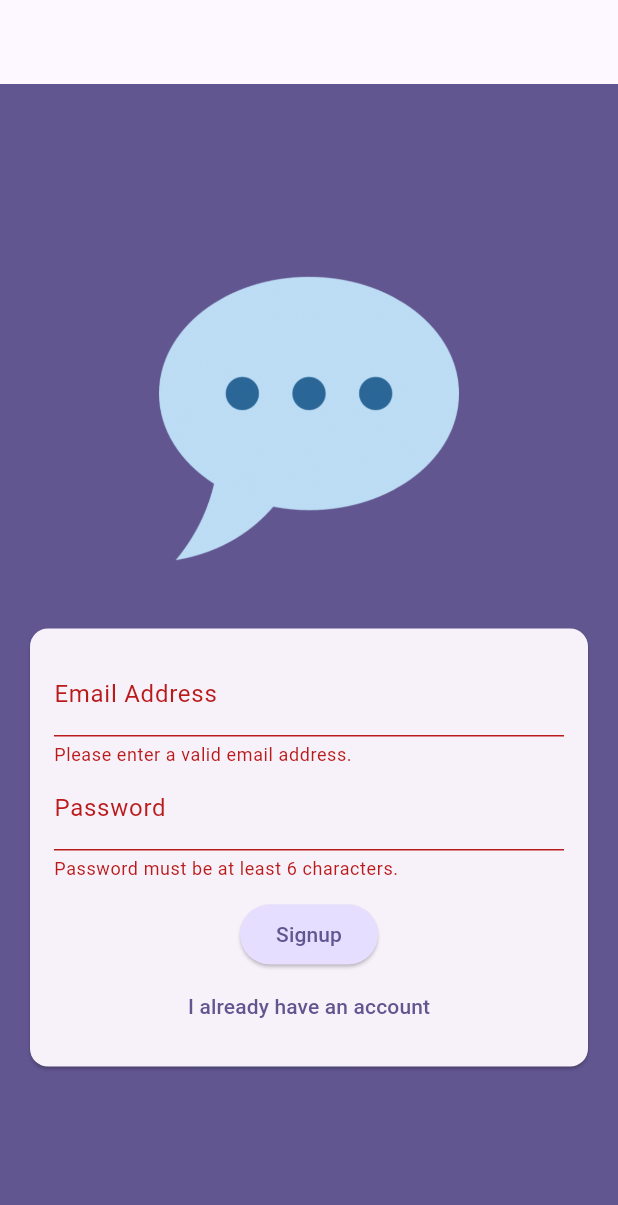
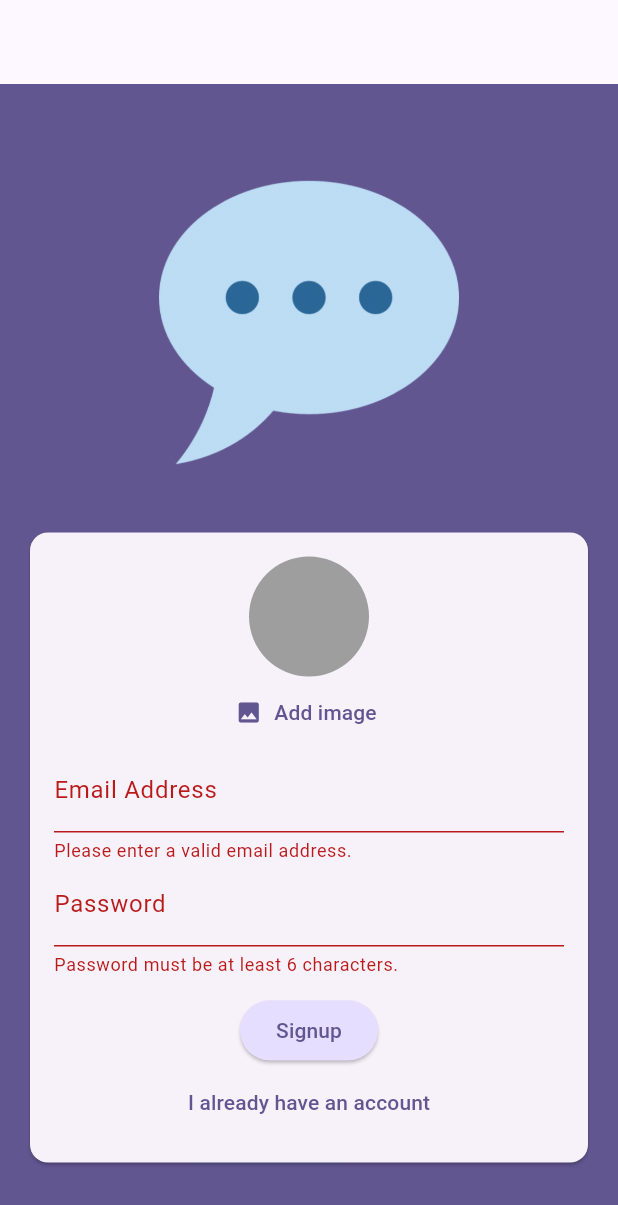
Before and after one commit to DejanJovovic/ChatAndConnect, a Flutter app: the screen it shows after launch, after a tap on "Login", after a tap on "Create an account", on a phone screen of 412 x 824 dp. Shown: the top 1205 px of the screen. Run offline on Flutter 3.47's test engine with Material 3 defaults, Android fonts, the phone set to English and light mode, and no system bars; our stand-ins replace firebase_auth, firebase_core, image_picker; accounts and stored records are empty.

Commit message:
started with the image picker when the user is signing up, also log out works

```diff
--- a/chat_app/lib/screens/auth.dart
+++ b/chat_app/lib/screens/auth.dart
@@ -1,3 +1,4 @@
+import 'package:chat_app/widgets/user_image_picker.dart';
 import 'package:firebase_auth/firebase_auth.dart';
 import 'package:flutter/material.dart';
 
@@ -57,7 +58,6 @@ class _AuthScreenState extends State<AuthScreen> {
     }
   }
 
-
   @override
   Widget build(BuildContext context) {
     return Scaffold(
@@ -89,6 +89,8 @@ class _AuthScreenState extends State<AuthScreen> {
                       child: Column(
                         mainAxisSize: MainAxisSize.min,
                         children: [
+                          // if its not logging
+                          if (!_isLogin) UserImagePicker(),
                           TextFormField(
                             decoration: const InputDecoration(
                               labelText: 'Email Address',
--- /dev/null
+++ b/chat_app/lib/widgets/user_image_picker.dart
@@ -0,0 +1,57 @@
+import 'dart:io';
+
+import 'package:flutter/material.dart';
+import 'package:image_picker/image_picker.dart';
+
+class UserImagePicker extends StatefulWidget {
+  const UserImagePicker({super.key});
+
+  @override
+  State<UserImagePicker> createState() {
+    return _UserImagePickerState();
+  }
+}
+
+class _UserImagePickerState extends State<UserImagePicker> {
+
+  File? _pickedImageFile;
+
+  void _pickImage() async{
+    final pickedImage = await ImagePicker().pickImage(
+      source: ImageSource.camera,
+      imageQuality: 50,
+      maxWidth: 150,
+      );
+
+      if(pickedImage == null){
+        return;
+      }
+
+      setState(() {
+        _pickedImageFile = File(pickedImage.path);
+      });
+  }
+
+  @override
+  Widget build(BuildContext context) {
+    return Column(
+      children: [
+        CircleAvatar(
+          radius: 40,
+          backgroundColor: Colors.grey,
+          foregroundImage: _pickedImageFile != null ? FileImage(_pickedImageFile!) : null,
+        ),
+        TextButton.icon(
+          onPressed: _pickImage,
+          icon: const Icon(Icons.image),
+          label: Text(
+            'Add image',
+            style: TextStyle(
+              color: Theme.of(context).colorScheme.primary,
+            ),
+          ),
+        ),
+      ],
+    );
+  }
+}
--- a/chat_app/pubspec.yaml
+++ b/chat_app/pubspec.yaml
@@ -37,6 +37,8 @@ dependencies:
   cupertino_icons: ^1.0.6
   firebase_core: ^3.1.0
   firebase_auth: ^5.1.0
+  firebase_storage: ^12.0.1
+  image_picker: ^1.1.2
 
 dev_dependencies:
   flutter_test:
```
Also changed, not shown: chat_app/lib/screens/chat.dart (+14 -2 lines), chat_app/pubspec.lock, 5 other files. Lines whose indentation alone changed are shown as unchanged.
